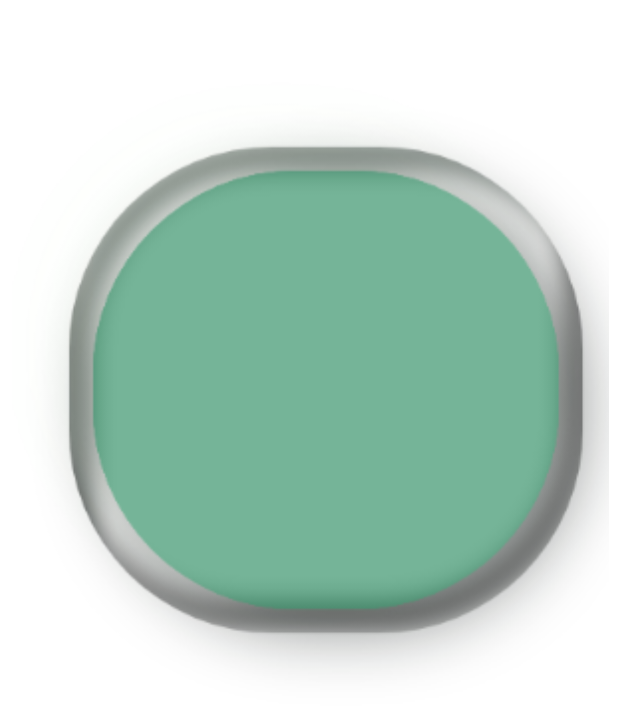
After one commit to breznytomas/SEP4Android, an Android app: the layout greenhouse_modules_recycler_view.xml on its own in the app's theme, with its tools: preview values and no code run, on a phone screen of 412 x 824 dp. The commit adds this screen. Shown: the top 711 px of the screen. Run offline under Robolectric (Android 15) with nearby library versions, the phone set to English and light mode, and no system bars.

Commit message:
Updated module photo.

```diff
--- /dev/null
+++ b/app/src/main/res/layout/greenhouse_modules_recycler_view.xml
@@ -0,0 +1,27 @@
+<?xml version="1.0" encoding="utf-8"?>
+<LinearLayout xmlns:android="http://schemas.android.com/apk/res/android"
+    xmlns:app="http://schemas.android.com/apk/res-auto"
+    android:orientation="vertical"
+    android:layout_width="match_parent"
+    android:layout_height="match_parent"
+    android:layout_marginLeft="8dp"
+    android:layout_marginRight="6dp"
+    android:id="@+id/deck_container">
+
+    <androidx.constraintlayout.widget.ConstraintLayout
+        android:layout_width="wrap_content"
+        android:layout_height="wrap_content">
+
+        <ImageView
+            android:id="@+id/greenhouseModuleImage"
+            android:layout_width="500dp"
+            android:layout_height="500dp"
+            android:src="@drawable/devices_module"
+            app:layout_constraintBottom_toBottomOf="parent"
+            app:layout_constraintEnd_toEndOf="parent"
+            app:layout_constraintStart_toStartOf="parent"
+            app:layout_constraintTop_toTopOf="parent" />
+
+    </androidx.constraintlayout.widget.ConstraintLayout>
+
+</LinearLayout>
```
Also changed, not shown: app/src/main/java/com/example/sep4android/Adapter/StringRecyclerAdapter.java (added, +51 -0 lines), app/src/main/java/com/example/sep4android/View/GreenhouseHomeActivity.java (+30 -13 lines), app/src/main/res/layout/activity_greenhouse_home_page.xml (+6 -2 lines).
